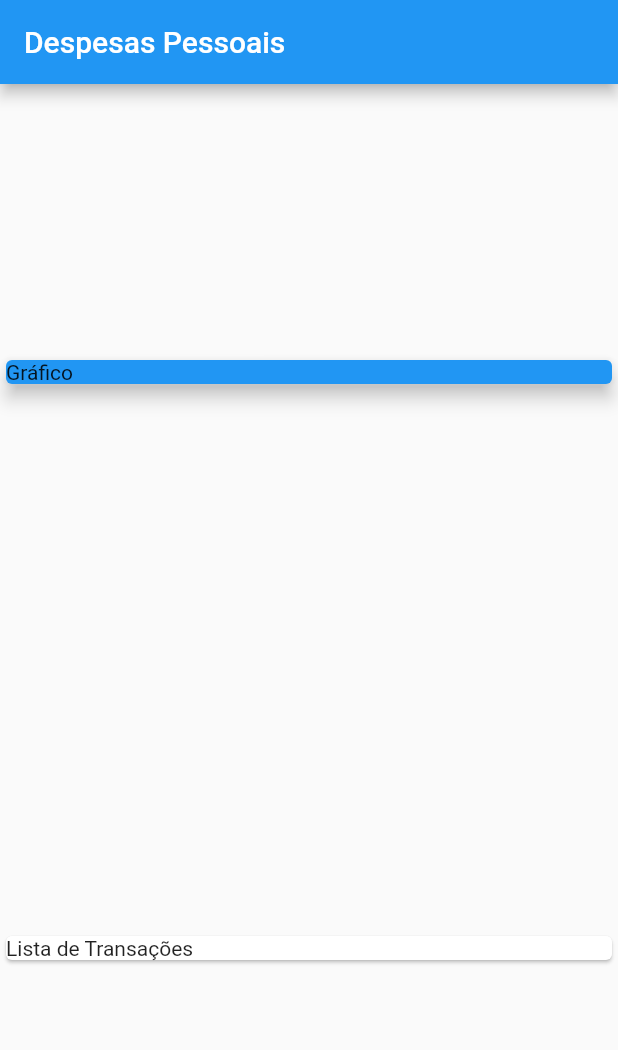
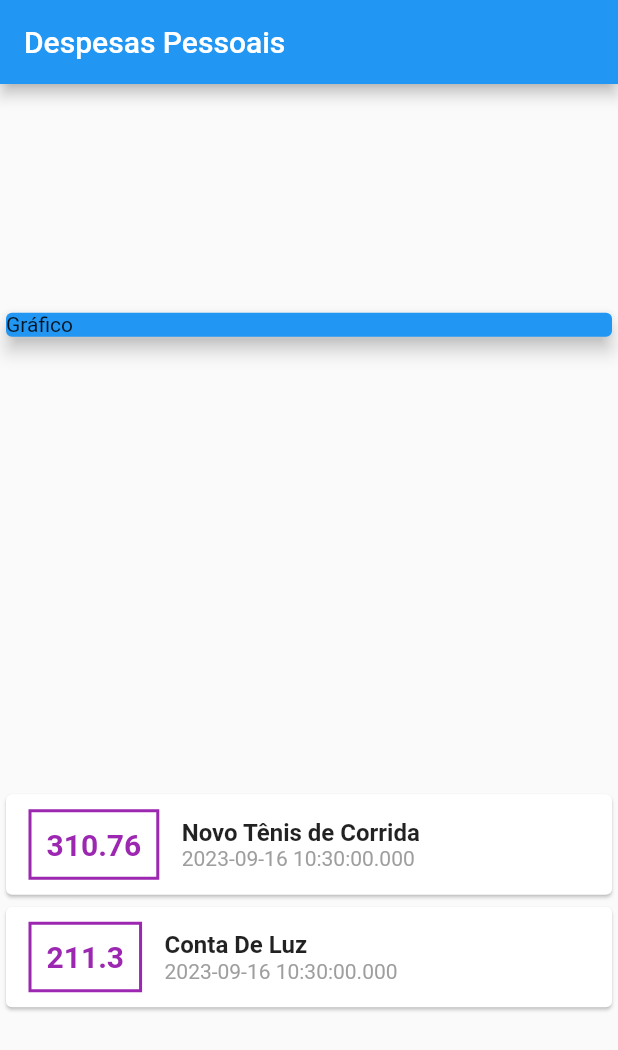
Before and after one commit to TewSantos/App_Despesas, a Flutter app: the screen it shows after launch, on a phone screen of 412 x 824 dp. Shown: the top 1050 px of the screen. Run offline on Flutter 3.47's test engine with Material 2 defaults, Android fonts, the phone set to English and light mode, and no system bars.

Commit message:
Atualizações nos campos: Valor, Titulo e data da compra.

```diff
--- a/lib/main.dart
+++ b/lib/main.dart
@@ -5,7 +5,16 @@ main() => runApp(ExpensesApp());
 
 
 class ExpensesApp extends StatelessWidget {
- final _transactions = [
+  @override
+  Widget build (BuildContext context) {
+    return MaterialApp(
+      home:MyHomePage()
+    );
+  }
+}
+
+class MyHomePage extends StatelessWidget {
+  final _transactions = [
   Transaction(
     id: 't1',
     title: 'Novo Tênis de Corrida',
@@ -20,15 +29,6 @@ class ExpensesApp extends StatelessWidget {
       ),
  ];
   @override
-  Widget build (BuildContext context) {
-    return MaterialApp(
-      home:MyHomePage()
-    );
-  }
-}
-
-class MyHomePage extends StatelessWidget {
-  @override
   Widget build(BuildContext context) {
     return Scaffold(
       appBar: AppBar(
@@ -37,16 +37,62 @@ class MyHomePage extends StatelessWidget {
      body: Column(
       mainAxisAlignment: MainAxisAlignment.spaceAround,
       crossAxisAlignment: CrossAxisAlignment.stretch,
-      children: <Widget>[
-        Container(
+      children: [
+        const SizedBox(
         child: Card(
           color: Colors.blue,
           child: Text ('Gráfico'),
           elevation: 5,
         ),
        ),
-        Card(
-          child: Text ('Lista de Transações'),
+        Column(
+          children: _transactions.map((tr){
+            return Card(
+              child: Row(
+                children: [
+                  Container(
+                    margin: const EdgeInsets.symmetric(
+                    horizontal: 15,
+                    vertical: 10,
+                    ),
+                    decoration: BoxDecoration(
+                      border: Border.all(
+                      color: Colors.purple,
+                      width: 2,
+                      ),
+                    ),
+                    padding: const EdgeInsets.all(10),
+                    child: Text(
+                      tr.value.toString(),
+                      style: const TextStyle (
+                          fontWeight: FontWeight.bold,
+                          fontSize: 20,
+                          color: Colors.purple,
+                      ),
+                    ),
+                  ),
+                  Column(
+                    crossAxisAlignment: CrossAxisAlignment.start,
+                    children:[
+                      Text(
+                        tr.title,
+                      style: const TextStyle(
+                        fontWeight: FontWeight.bold,
+                          fontSize: 16,
+                      )
+                      ),
+                      Text(tr.date.toString(),
+                      style: const TextStyle(
+                          color: Colors.grey
+                      )
+                      ),
+
+                    ],
+                  ),
+                ],
+              ),
+            );
+          }).toList(),
         )
       ]
      ),
--- a/lib/models/Transaction.dart
+++ b/lib/models/Transaction.dart
@@ -1,4 +1,3 @@
-import 'package:flutter/foundation.dart';
 
 class Transaction {
   final String id;
```
